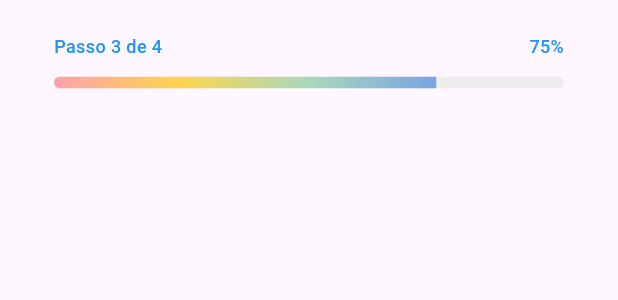
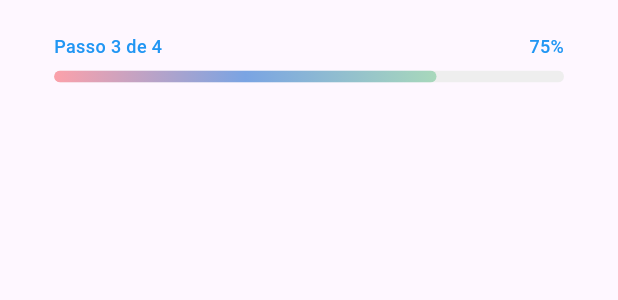
Before and after one commit to luisacastro-max/Brinca-, a Flutter app: the ProgressHeader widget shown alone on an empty page, opened directly, on a phone screen of 412 x 824 dp. Shown: the top 300 px of the screen. Run offline on Flutter 3.47's test engine with Material 3 defaults, Android fonts, the phone set to English and light mode, and no system bars; our stand-ins replace fl_chart, flutter_secure_storage, shared_preferences; accounts and stored records are empty.

Commit message:
fix: gradient progress bar implementation and introduce view model

```diff
--- /dev/null
+++ b/lib/design_system/components/gradient_progress_bar/gradient_progress_bar.dart
@@ -0,0 +1,43 @@
+import 'package:flutter/material.dart';
+
+import 'gradient_progress_bar_vm.dart';
+
+class GradientProgressBarComponent extends StatelessWidget {
+  final GradientProgressBarViewModel viewModel;
+
+  const GradientProgressBarComponent._({super.key, required this.viewModel});
+
+  static Widget instantiate({
+    Key? key,
+    required GradientProgressBarViewModel viewModel,
+  }) {
+    return GradientProgressBarComponent._(key: key, viewModel: viewModel);
+  }
+
+  @override
+  Widget build(BuildContext context) {
+    return ClipRRect(
+      borderRadius: viewModel.borderRadius,
+      child: SizedBox(
+        height: viewModel.height,
+        child: Stack(
+          children: [
+            Container(
+              color: viewModel.backgroundColor,
+            ),
+            FractionallySizedBox(
+              alignment: Alignment.centerLeft,
+              widthFactor: viewModel.normalizedProgress,
+              child: Container(
+                decoration: BoxDecoration(
+                  gradient: LinearGradient(colors: viewModel.gradientColors),
+                  borderRadius: viewModel.borderRadius,
+                ),
+              ),
+            ),
+          ],
+        ),
+      ),
+    );
+  }
+}
--- /dev/null
+++ b/lib/design_system/components/gradient_progress_bar/gradient_progress_bar_vm.dart
@@ -0,0 +1,22 @@
+import 'package:flutter/material.dart';
+
+class GradientProgressBarViewModel {
+  final double progress;
+  final double height;
+  final BorderRadius borderRadius;
+  final Color backgroundColor;
+  final List<Color> gradientColors;
+
+  const GradientProgressBarViewModel({
+    required this.progress,
+    required this.height,
+    required this.borderRadius,
+    required this.backgroundColor,
+    required this.gradientColors,
+  });
+
+  double get normalizedProgress {
+    if (progress.isNaN) return 0;
+    return progress.clamp(0.0, 1.0);
+  }
+}
--- a/lib/widgets/progress_header.dart
+++ b/lib/widgets/progress_header.dart
@@ -1,5 +1,8 @@
 import 'package:app_twins/theme/theme_data_base.dart';
 import 'package:flutter/material.dart';
+
+import '../design_system/components/gradient_progress_bar/gradient_progress_bar.dart';
+import '../design_system/components/gradient_progress_bar/gradient_progress_bar_vm.dart';
 
 class ProgressHeader extends StatelessWidget {
   final String step;
@@ -25,43 +28,18 @@
               Text(percentage, style: buttonTextStyle.copyWith(color: Colors.blue)),
             ],
           ),
-          const SizedBox(height: 12),
-          ClipRRect(
-            borderRadius: BorderRadius.circular(8),
-            child: Container(
+          const SizedBox(height: 8),
+          GradientProgressBarComponent.instantiate(
+            viewModel: GradientProgressBarViewModel(
+              progress: 0.75,
               height: 8,
-              width: double.infinity,
-              decoration: BoxDecoration(
-                color: Colors.grey[200],
-                borderRadius: BorderRadius.circular(8),
-              ),
-              child: Row(
-                children: [
-                  Expanded(
-                    flex: 75,
-                    child: Container(
-                      decoration: const BoxDecoration(
-                        gradient: LinearGradient(
-                          colors: [
-                            Color(0xFFFCA1AA),
-                            Color(0xFFFFD54F),
-                            Color(0xFFA8D8BB),
-                            Color(0xFF7AA4E3),
-                          ],
-                          begin: Alignment.topLeft,
-                          end: Alignment.bottomRight,
-                        ),
-                      ),
-                    ),
-                  ),
-                  Expanded(
-                    flex: 25,
-                    child: Container(
-                      color: Colors.grey[200],
-                    ),
-                  ),
-                ],
-              ),
+              backgroundColor: Colors.grey[200]!,
+              gradientColors: const [
+                Color(0xFFFCA1AA),
+                Color(0xFF7AA4E3),
+                Color(0xFFA8D8BB),
+              ],
+              borderRadius: BorderRadius.circular(10),
             ),
           ),
         ],
```
Also changed, not shown: lib/children_selection_page.dart (+15 -4 lines), lib/objectives_selection_page.dart (+16 -2 lines), lib/welcome_page.dart (+13 -22 lines).
